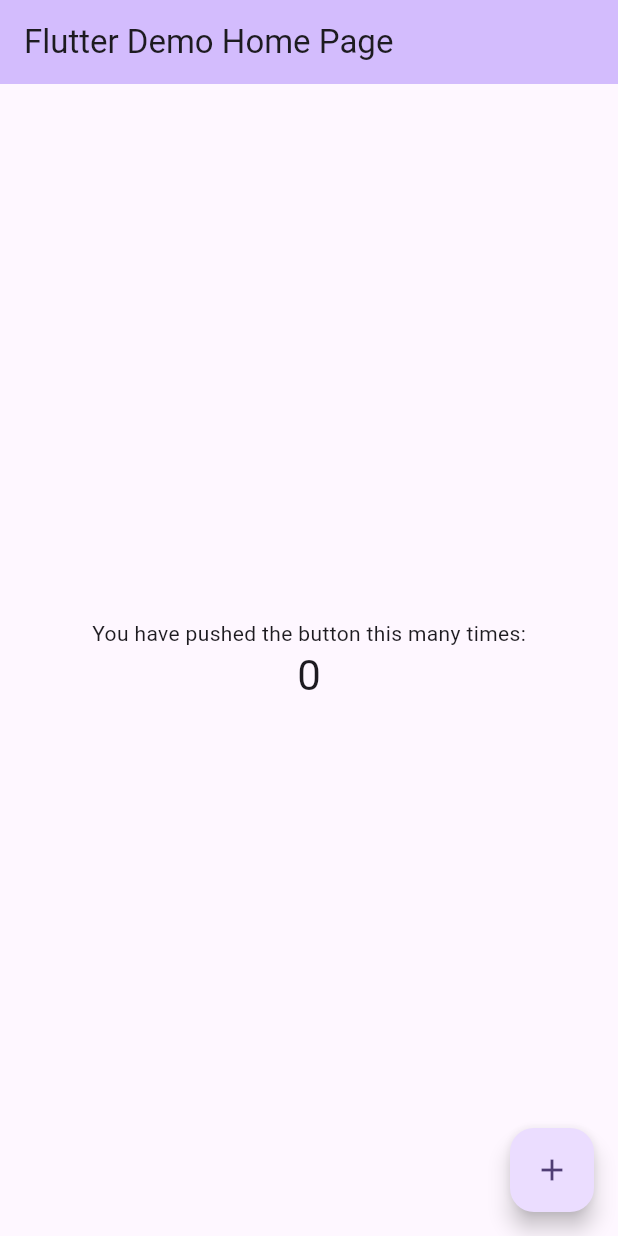
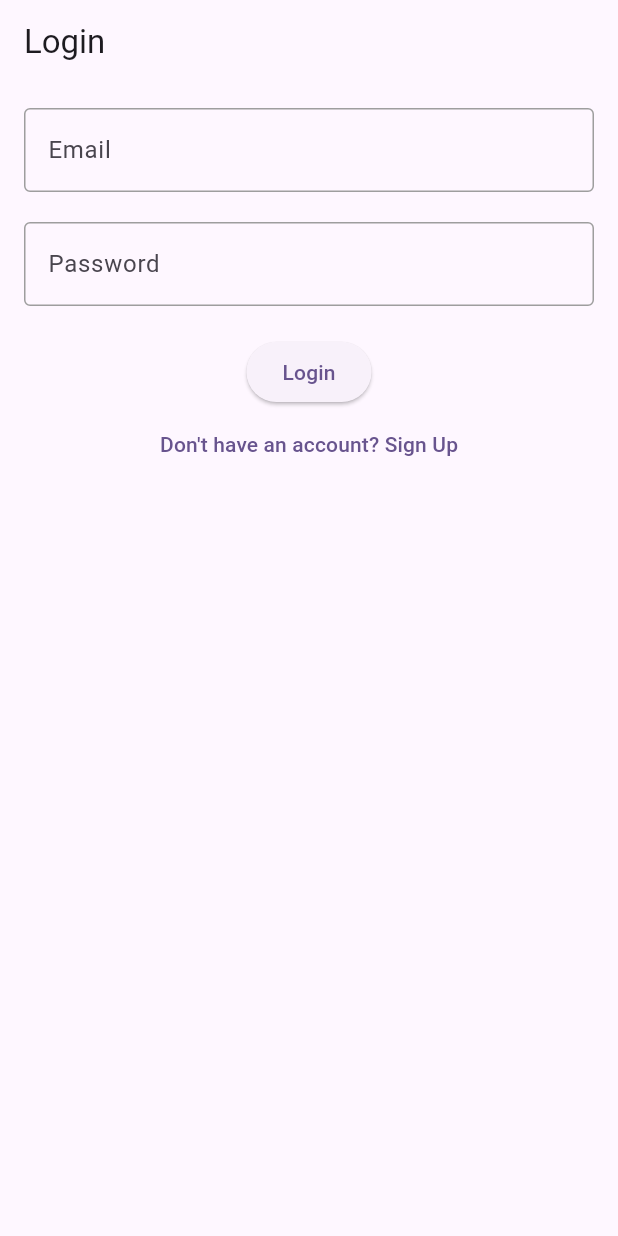
Before and after one commit to RaS-Png/laundry_app, a Flutter app: the screen it shows after launch, on a phone screen of 412 x 824 dp. Run offline on Flutter 3.47's test engine with Material 3 defaults, Android fonts, the phone set to English and light mode, and no system bars; our stand-ins replace shared_preferences.

Commit message:
Add HomeScreen and integrate shared_preferences dependency

```diff
--- /dev/null
+++ b/lib/auth_screens.dart
@@ -0,0 +1,223 @@
+import 'package:flutter/material.dart';
+import 'package:shared_preferences/shared_preferences.dart';
+import 'home_screen.dart'; // Import the HomeScreen
+
+class LoginScreen extends StatefulWidget {
+  @override
+  _LoginScreenState createState() => _LoginScreenState();
+}
+
+class _LoginScreenState extends State<LoginScreen> {
+  final _formKey = GlobalKey<FormState>();
+  final _emailController = TextEditingController();
+  final _passwordController = TextEditingController();
+
+  String? _emailError;
+  String? _passwordError;
+
+  Future<void> _login() async {
+    if (_formKey.currentState!.validate()) {
+      SharedPreferences prefs = await SharedPreferences.getInstance();
+      String? savedEmail = prefs.getString('email');
+      String? savedPassword = prefs.getString('password');
+
+      if (_emailController.text == savedEmail &&
+          _passwordController.text == savedPassword) {
+        ScaffoldMessenger.of(context).showSnackBar(
+          SnackBar(content: Text('Login successful!')),
+        );
+
+        // Navigate to the HomeScreen after successful login
+        Navigator.pushReplacement(
+          context,
+          MaterialPageRoute(builder: (context) => HomeScreen()),
+        );
+      } else {
+        setState(() {
+          // Set error messages
+          if (_emailController.text != savedEmail) {
+            _emailError = 'Email is incorrect';
+          } else {
+            _emailError = null;
+          }
+
+          if (_passwordController.text != savedPassword) {
+            _passwordError = 'Password is incorrect';
+          } else {
+            _passwordError = null;
+          }
+        });
+
+        ScaffoldMessenger.of(context).showSnackBar(
+          SnackBar(content: Text('Invalid email or password')),
+        );
+      }
+    }
+  }
+
+  @override
+  Widget build(BuildContext context) {
+    return Scaffold(
+      appBar: AppBar(
+        title: Text('Login'),
+      ),
+      body: Padding(
+        padding: const EdgeInsets.all(16.0),
+        child: Form(
+          key: _formKey,
+          child: Column(
+            children: <Widget>[
+              TextFormField(
+                controller: _emailController,
+                decoration: InputDecoration(
+                  labelText: 'Email',
+                  errorText: _emailError, // Display email error message
+                  border: OutlineInputBorder(),
+                  focusedBorder: OutlineInputBorder(
+                    borderSide: BorderSide(
+                      color: _emailError != null ? Colors.red : Colors.blue,
+                    ),
+                  ),
+                  enabledBorder: OutlineInputBorder(
+                    borderSide: BorderSide(
+                      color: _emailError != null ? Colors.red : Colors.grey,
+                    ),
+                  ),
+                ),
+                validator: (value) {
+                  if (value == null || value.isEmpty) {
+                    return 'Please enter your email';
+                  }
+                  return null;
+                },
+              ),
+              SizedBox(height: 20),
+              TextFormField(
+                controller: _passwordController,
+                decoration: InputDecoration(
+                  labelText: 'Password',
+                  errorText: _passwordError, // Display password error message
+                  border: OutlineInputBorder(),
+                  focusedBorder: OutlineInputBorder(
+                    borderSide: BorderSide(
+                      color: _passwordError != null ? Colors.red : Colors.blue,
+                    ),
+                  ),
+                  enabledBorder: OutlineInputBorder(
+                    borderSide: BorderSide(
+                      color: _passwordError != null ? Colors.red : Colors.grey,
+                    ),
+                  ),
+                ),
+                obscureText: true,
+                validator: (value) {
+                  if (value == null || value.isEmpty) {
+                    return 'Please enter your password';
+                  }
+                  return null;
+                },
+              ),
+              SizedBox(height: 20),
+              ElevatedButton(
+                onPressed: _login,
+                child: Text('Login'),
+              ),
+              TextButton(
+                onPressed: () {
+                  Navigator.push(
+                    context,
+                    MaterialPageRoute(builder: (context) => SignUpScreen()),
+                  );
+                },
+                child: Text('Don\'t have an account? Sign Up'),
+              ),
+            ],
+          ),
+        ),
+      ),
+    );
+  }
+}
+
+class SignUpScreen extends StatefulWidget {
+  @override
+  _SignUpScreenState createState() => _SignUpScreenState();
+}
+
+class _SignUpScreenState extends State<SignUpScreen> {
+  final _formKey = GlobalKey<FormState>();
+  final _emailController = TextEditingController();
+  final _passwordController = TextEditingController();
+
+  Future<void> _signUp() async {
+    if (_formKey.currentState!.validate()) {
+      SharedPreferences prefs = await SharedPreferences.getInstance();
+      await prefs.setString('email', _emailController.text);
+      await prefs.setString('password', _passwordController.text);
+
+      ScaffoldMessenger.of(context).showSnackBar(
+        SnackBar(content: Text('Sign up successful!')),
+      );
+
+      Navigator.pop(context); // Kembali ke layar login
+    }
+  }
+
+  @override
+  Widget build(BuildContext context) {
+    return Scaffold(
+      appBar: AppBar(
+        title: Text('Sign Up'),
+      ),
+      body: Padding(
+        padding: const EdgeInsets.all(16.0),
+        child: Form(
+          key: _formKey,
+          child: Column(
+            children: <Widget>[
+              TextFormField(
+                controller: _emailController,
+                decoration: InputDecoration(
+                  labelText: 'Email',
+                  border: OutlineInputBorder(),
+                ),
+                validator: (value) {
+                  if (value == null || value.isEmpty) {
+                    return 'Please enter your email';
+                  }
+                  return null;
+                },
+              ),
+              SizedBox(height: 20),
+              TextFormField(
+                controller: _passwordController,
+                decoration: InputDecoration(
+                  labelText: 'Password',
+                  border: OutlineInputBorder(),
+                ),
+                obscureText: true,
+                validator: (value) {
+                  if (value == null || value.isEmpty) {
+                    return 'Please enter your password';
+                  }
+                  return null;
+                },
+              ),
+              SizedBox(height: 20),
+              ElevatedButton(
+                onPressed: _signUp,
+                child: Text('Sign Up'),
+              ),
+              TextButton(
+                onPressed: () {
+                  Navigator.pop(context);
+                },
+                child: Text('Already have an account? Login'),
+              ),
+            ],
+          ),
+        ),
+      ),
+    );
+  }
+}
--- a/lib/main.dart
+++ b/lib/main.dart
@@ -1,4 +1,5 @@
 import 'package:flutter/material.dart';
+import 'auth_screens.dart'; // Import the auth_screens.dart file
 
 void main() {
   runApp(const MyApp());
@@ -7,119 +8,15 @@ void main() {
 class MyApp extends StatelessWidget {
   const MyApp({super.key});
 
-  // This widget is the root of your application.
   @override
   Widget build(BuildContext context) {
     return MaterialApp(
       title: 'Flutter Demo',
       theme: ThemeData(
-        // This is the theme of your application.
-        //
-        // TRY THIS: Try running your application with "flutter run". You'll see
-        // the application has a purple toolbar. Then, without quitting the app,
-        // try changing the seedColor in the colorScheme below to Colors.green
-        // and then invoke "hot reload" (save your changes or press the "hot
-        // reload" button in a Flutter-supported IDE, or press "r" if you used
-        // the command line to start the app).
-        //
-        // Notice that the counter didn't reset back to zero; the application
-        // state is not lost during the reload. To reset the state, use hot
-        // restart instead.
-        //
-        // This works for code too, not just values: Most code changes can be
-        // tested with just a hot reload.
         colorScheme: ColorScheme.fromSeed(seedColor: Colors.deepPurple),
         useMaterial3: true,
       ),
-      home: const MyHomePage(title: 'Flutter Demo Home Page'),
+      home: LoginScreen(), // Set the LoginScreen as the home screen
     );
   }
 }
-
-class MyHomePage extends StatefulWidget {
-  const MyHomePage({super.key, required this.title});
-
-  // This widget is the home page of your application. It is stateful, meaning
-  // that it has a State object (defined below) that contains fields that affect
-  // how it looks.
-
-  // This class is the configuration for the state. It holds the values (in this
-  // case the title) provided by the parent (in this case the App widget) and
-  // used by the build method of the State. Fields in a Widget subclass are
-  // always marked "final".
-
-  final String title;
-
-  @override
-  State<MyHomePage> createState() => _MyHomePageState();
-}
-
-class _MyHomePageState extends State<MyHomePage> {
-  int _counter = 0;
-
-  void _incrementCounter() {
-    setState(() {
-      // This call to setState tells the Flutter framework that something has
-      // changed in this State, which causes it to rerun the build method below
-      // so that the display can reflect the updated values. If we changed
-      // _counter without calling setState(), then the build method would not be
-      // called again, and so nothing would appear to happen.
-      _counter++;
-    });
-  }
-
-  @override
-  Widget build(BuildContext context) {
-    // This method is rerun every time setState is called, for instance as done
-    // by the _incrementCounter method above.
-    //
-    // The Flutter framework has been optimized to make rerunning build methods
-    // fast, so that you can just rebuild anything that needs updating rather
-    // than having to individually change instances of widgets.
-    return Scaffold(
-      appBar: AppBar(
-        // TRY THIS: Try changing the color here to a specific color (to
-        // Colors.amber, perhaps?) and trigger a hot reload to see the AppBar
-        // change color while the other colors stay the same.
-        backgroundColor: Theme.of(context).colorScheme.inversePrimary,
-        // Here we take the value from the MyHomePage object that was created by
-        // the App.build method, and use it to set our appbar title.
-        title: Text(widget.title),
-      ),
-      body: Center(
-        // Center is a layout widget. It takes a single child and positions it
-        // in the middle of the parent.
-        child: Column(
-          // Column is also a layout widget. It takes a list of children and
-          // arranges them vertically. By default, it sizes itself to fit its
-          // children horizontally, and tries to be as tall as its parent.
-          //
-          // Column has various properties to control how it sizes itself and
-          // how it positions its children. Here we use mainAxisAlignment to
-          // center the children vertically; the main axis here is the vertical
-          // axis because Columns are vertical (the cross axis would be
-          // horizontal).
-          //
-          // TRY THIS: Invoke "debug painting" (choose the "Toggle Debug Paint"
-          // action in the IDE, or press "p" in the console), to see the
-          // wireframe for each widget.
-          mainAxisAlignment: MainAxisAlignment.center,
-          children: <Widget>[
-            const Text(
-              'You have pushed the button this many times:',
-            ),
-            Text(
-              '$_counter',
-              style: Theme.of(context).textTheme.headlineMedium,
-            ),
-          ],
-        ),
-      ),
-      floatingActionButton: FloatingActionButton(
-        onPressed: _incrementCounter,
-        tooltip: 'Increment',
-        child: const Icon(Icons.add),
-      ), // This trailing comma makes auto-formatting nicer for build methods.
-    );
-  }
-}
--- a/pubspec.yaml
+++ b/pubspec.yaml
@@ -30,6 +30,7 @@ environment:
 dependencies:
   flutter:
     sdk: flutter
+  shared_preferences: ^2.2.2
 
 
   # The following adds the Cupertino Icons font to your application.
```
Also changed, not shown: lib/home_screen.dart (added, +18 -0 lines), pubspec.lock, 1 other file.
